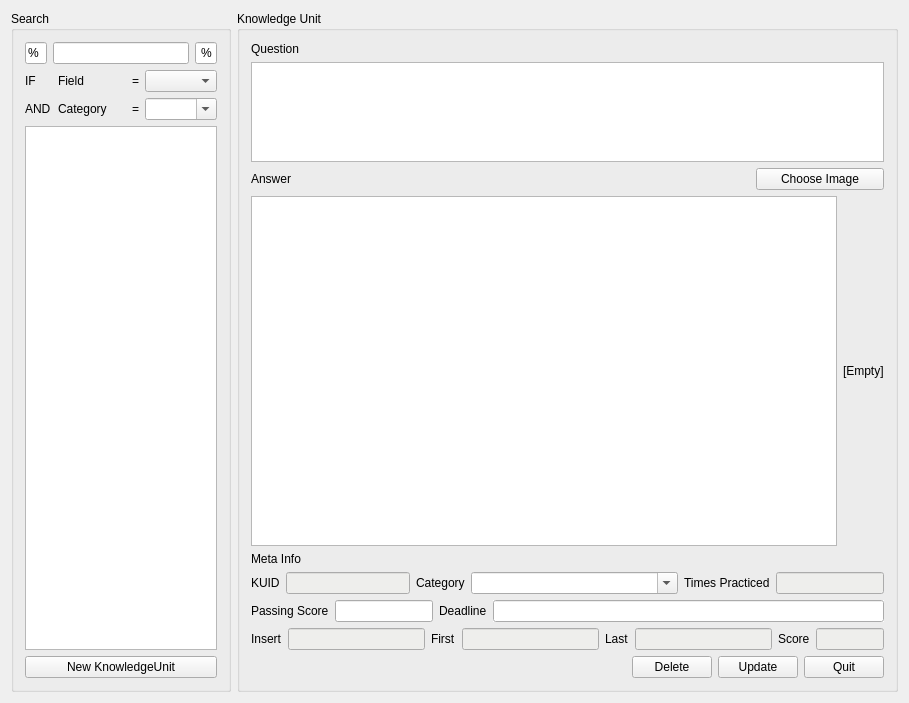
Qt form src/qrammer-db-util/mainwindow.ui (alex-lt-kong/qrammer) before a commit.
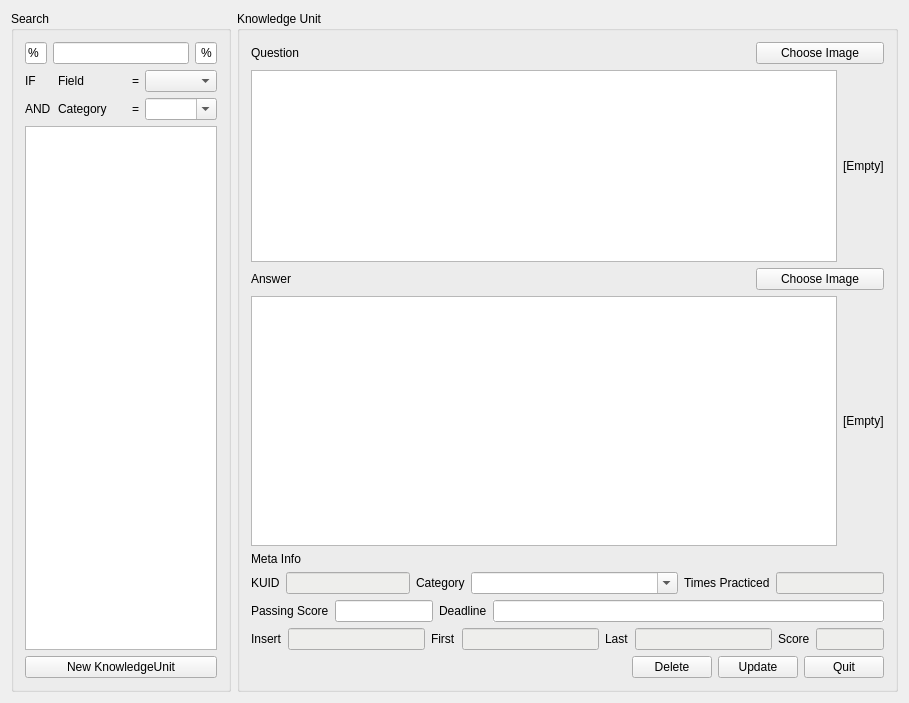
The same form after that commit. Icons and pictures are not drawn.

Commit message: add image to question

The edit to the form file:
```diff
--- a/src/qrammer-db-util/mainwindow.ui
+++ b/src/qrammer-db-util/mainwindow.ui
@@ -200,7 +200,9 @@
         <property name="title">
          <string>Knowledge Unit</string>
         </property>
-        <layout class="QVBoxLayout" name="verticalLayout_2" stretch="0,20,0,70,0,0,0,0,0">
+        <layout class="QVBoxLayout" name="verticalLayout_2" stretch="0,0,0,70,0,0,0,0,0">
+         <item>
+          <layout class="QHBoxLayout" name="horizontalLayout_QuestionTitle">
          <item>
           <widget class="QLabel" name="label_QuestionTitle">
            <property name="text">
@@ -209,6 +211,23 @@
           </widget>
          </item>
          <item>
+            <widget class="QPushButton" name="pushButton_ChooseQuestionImage">
+             <property name="maximumSize">
+              <size>
+               <width>128</width>
+               <height>16777215</height>
+              </size>
+             </property>
+             <property name="text">
+              <string>Choose Image</string>
+             </property>
+            </widget>
+           </item>
+          </layout>
+         </item>
+         <item>
+          <layout class="QHBoxLayout" name="horizontalLayout_QuestionContent">
+           <item>
           <widget class="QPlainTextEdit" name="plainTextEdit_Question">
            <property name="sizePolicy">
             <sizepolicy hsizetype="Expanding" vsizetype="Expanding">
@@ -217,6 +236,15 @@
             </sizepolicy>
            </property>
           </widget>
+           </item>
+           <item>
+            <widget class="QLabel" name="label_QuestionImage">
+             <property name="text">
+              <string>[Empty]</string>
+             </property>
+            </widget>
+           </item>
+          </layout>
          </item>
          <item>
           <layout class="QHBoxLayout" name="horizontalLayout_AnswerTitle">
```
Lines whose indentation alone changed are shown as unchanged. The commit also changes 11 other files.
